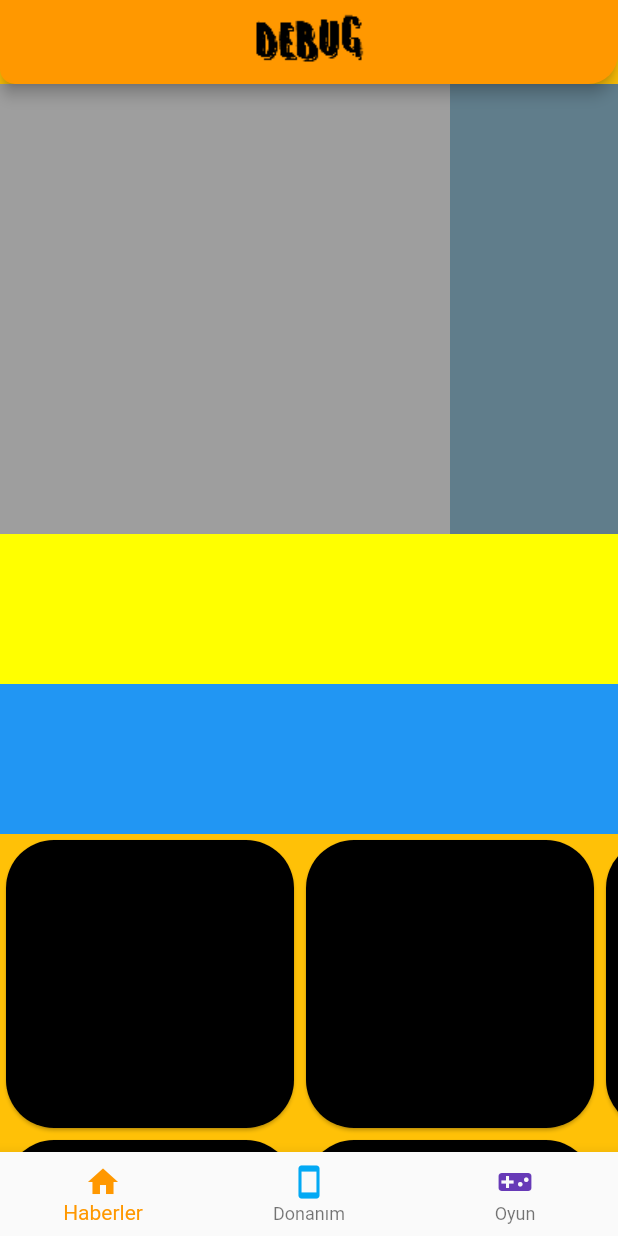
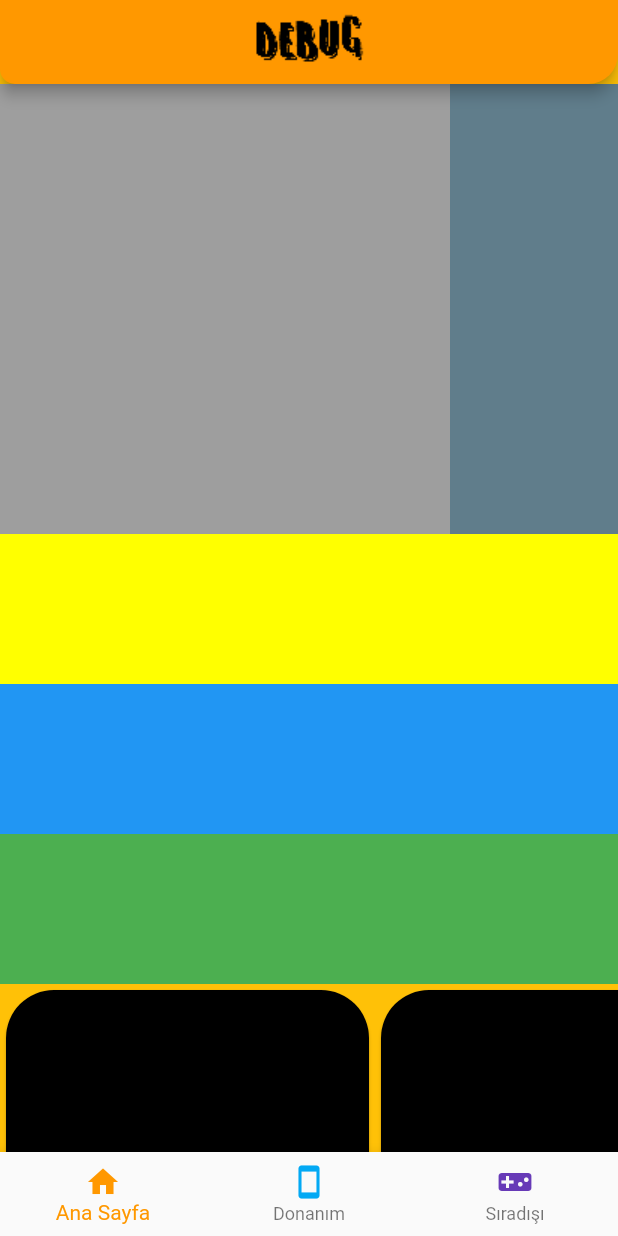
Before and after one commit to alperennbulutt/debug, a Flutter app: the screen it shows after launch, on a phone screen of 412 x 824 dp. Run offline on Flutter 3.47's test engine with Material 2 defaults, Android fonts, the phone set to English and light mode, and no system bars; our stand-ins replace cloud_firestore, firebase_core; missing offline and left inert: loading_animations; accounts and stored records are empty.

Commit message:
firstpagedetail sayfası olusturuldu ve uygulama konsept değişti

```diff
--- a/lib/firstpage.dart
+++ b/lib/firstpage.dart
@@ -1,3 +1,4 @@
+import 'package:debug/detailPages/firstpagedetail.dart';
 import 'package:flutter/material.dart';
 
 class FirstPage extends StatelessWidget {
@@ -20,7 +21,11 @@ class FirstPage extends StatelessWidget {
                       children: <Widget>[
                         GestureDetector(
                           onTap: () {
-                            print("Tiklandı");
+                            Navigator.push(
+                              context,
+                              MaterialPageRoute(
+                                  builder: (context) => FirstPageDetail()),
+                            );
                           },
                           child: Container(
                             width: 300,
@@ -44,7 +49,7 @@ class FirstPage extends StatelessWidget {
                   ),
                   //2.kısım dikey kayan yer
                   Container(
-                    height: 200,
+                    height: 300,
                     child: ListView(
                       shrinkWrap: true,
                       scrollDirection: Axis.vertical,
@@ -94,11 +99,11 @@ class FirstPage extends StatelessWidget {
                   ),
                   //3.kısım yatay kayan yer
                   Container(
-                    height: 400,
+                    height: 500,
                     child: GridView.count(
                       scrollDirection: Axis.horizontal,
                       crossAxisCount: 2,
-                      children: List.generate(10, (index) {
+                      children: List.generate(8, (index) {
                         return Container(
                           child: Card(
                             shape: RoundedRectangleBorder(
--- a/lib/main.dart
+++ b/lib/main.dart
@@ -72,7 +72,7 @@ class UygulamaSayfasi extends State<MyApp> {
               ),
               // ignore: deprecated_member_use
               title: Text(
-                'Haberler',
+                'Ana Sayfa',
                 style: TextStyle(color: Colors.orange),
               ),
             ),
@@ -94,7 +94,7 @@ class UygulamaSayfasi extends State<MyApp> {
               ),
               // ignore: deprecated_member_use
               title: Text(
-                'Oyun',
+                'Sıradışı',
                 style: TextStyle(color: Colors.deepPurple),
               ),
             ),
--- a/lib/thirdpage.dart
+++ b/lib/thirdpage.dart
@@ -34,7 +34,7 @@ class ThirdPage extends StatelessWidget {
                           return SafeArea(
                             child: Container(
                               margin: EdgeInsets.all(3.0),
-                              color: Colors.white,
+                              color: Colors.white60,
                               height: _size.height * 0.2,
                               child: Row(
                                 mainAxisSize: MainAxisSize.min,
@@ -107,7 +107,7 @@ class ThirdPage extends StatelessWidget {
       ),
     );
   }
-
+/*
   //firebase e ekleme fonksiyonu
   CollectionReference users =
       FirebaseFirestore.instance.collection('kullanici');
@@ -121,5 +121,5 @@ class ThirdPage extends StatelessWidget {
         .then((value) => print(
             "User Added")) //buradaki then eğerki add fonksiyonu başarılı olursa burası çalışacaktır
         .catchError((error) => print("Failed to add user: $error"));
-  }
+  }*/
 }
```
Also changed, not shown: lib/detailPages/firstpagedetail.dart (added, +50 -0 lines), lib/firabeseconnet.dart (deleted, +0 -38 lines), 9 other files.
